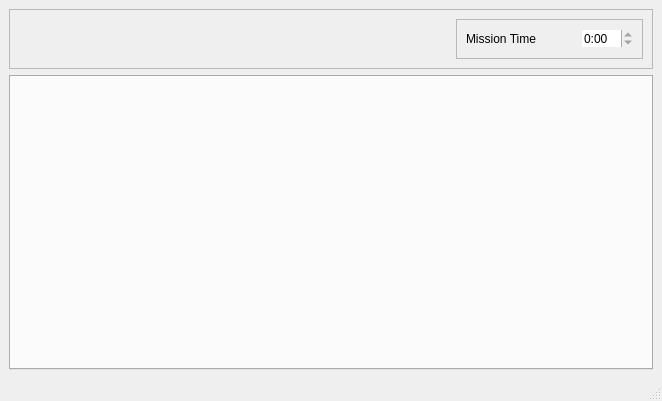
Before: the Qt Designer form cataglyphis_gui/qt_project_src/cataglyphis_gui/core_app_form.ui in wvu-irl/cataglyphis3-software, drawn with Qt 5.
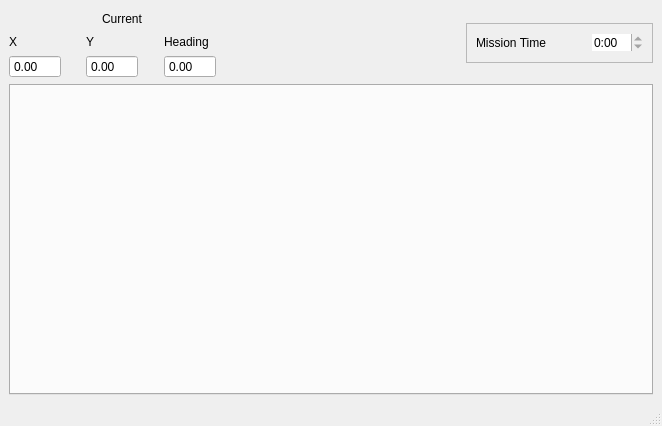
After: the same form once the commit is applied.

The edit to the form file:
```diff
--- a/cataglyphis_gui/qt_project_src/cataglyphis_gui/core_app_form.ui
+++ b/cataglyphis_gui/qt_project_src/cataglyphis_gui/core_app_form.ui
@@ -7,23 +7,20 @@
     <x>0</x>
     <y>0</y>
     <width>662</width>
-    <height>401</height>
+    <height>426</height>
    </rect>
   </property>
   <property name="windowTitle">
    <string>MainWindow</string>
   </property>
   <widget class="QWidget" name="centralwidget">
+   <layout class="QVBoxLayout" name="verticalLayout_2">
+    <item>
+     <layout class="QHBoxLayout" name="horizontalLayout_4">
+      <item>
    <layout class="QVBoxLayout" name="verticalLayout">
     <item>
-     <widget class="QFrame" name="frame_2">
-      <property name="frameShape">
-       <enum>QFrame::StyledPanel</enum>
-      </property>
-      <property name="frameShadow">
-       <enum>QFrame::Raised</enum>
-      </property>
-      <layout class="QHBoxLayout" name="horizontalLayout_2">
+         <layout class="QHBoxLayout" name="horizontalLayout_3">
        <item>
         <spacer name="horizontalSpacer_2">
          <property name="orientation">
@@ -38,6 +35,128 @@
         </spacer>
        </item>
        <item>
+           <widget class="QLabel" name="label_2">
+            <property name="text">
+             <string>Current</string>
+            </property>
+           </widget>
+          </item>
+          <item>
+           <spacer name="horizontalSpacer_3">
+            <property name="orientation">
+             <enum>Qt::Horizontal</enum>
+            </property>
+            <property name="sizeHint" stdset="0">
+             <size>
+              <width>40</width>
+              <height>20</height>
+             </size>
+            </property>
+           </spacer>
+          </item>
+         </layout>
+        </item>
+        <item>
+         <layout class="QHBoxLayout" name="horizontalLayout_2">
+          <item>
+           <layout class="QFormLayout" name="formLayout">
+            <item row="0" column="0">
+             <widget class="QLabel" name="label_3">
+              <property name="text">
+               <string>X</string>
+              </property>
+             </widget>
+            </item>
+            <item row="1" column="0">
+             <widget class="QDoubleSpinBox" name="x_spinbox">
+              <property name="readOnly">
+               <bool>true</bool>
+              </property>
+              <property name="buttonSymbols">
+               <enum>QAbstractSpinBox::NoButtons</enum>
+              </property>
+              <property name="minimum">
+               <double>-999.000000000000000</double>
+              </property>
+              <property name="maximum">
+               <double>999.000000000000000</double>
+              </property>
+             </widget>
+            </item>
+           </layout>
+          </item>
+          <item>
+           <layout class="QFormLayout" name="formLayout_2">
+            <item row="0" column="0">
+             <widget class="QLabel" name="label_4">
+              <property name="text">
+               <string>Y</string>
+              </property>
+             </widget>
+            </item>
+            <item row="1" column="0">
+             <widget class="QDoubleSpinBox" name="y_spinbox">
+              <property name="readOnly">
+               <bool>true</bool>
+              </property>
+              <property name="buttonSymbols">
+               <enum>QAbstractSpinBox::NoButtons</enum>
+              </property>
+              <property name="minimum">
+               <double>-999.000000000000000</double>
+              </property>
+              <property name="maximum">
+               <double>999.000000000000000</double>
+              </property>
+             </widget>
+            </item>
+           </layout>
+          </item>
+          <item>
+           <layout class="QFormLayout" name="formLayout_3">
+            <item row="0" column="0">
+             <widget class="QLabel" name="label_5">
+              <property name="text">
+               <string>Heading</string>
+              </property>
+             </widget>
+            </item>
+            <item row="1" column="0">
+             <widget class="QDoubleSpinBox" name="heading_spinbox">
+              <property name="readOnly">
+               <bool>true</bool>
+              </property>
+              <property name="buttonSymbols">
+               <enum>QAbstractSpinBox::NoButtons</enum>
+              </property>
+              <property name="minimum">
+               <double>-999.000000000000000</double>
+              </property>
+              <property name="maximum">
+               <double>999.000000000000000</double>
+              </property>
+             </widget>
+            </item>
+           </layout>
+          </item>
+         </layout>
+        </item>
+       </layout>
+      </item>
+      <item>
+       <spacer name="horizontalSpacer_4">
+        <property name="orientation">
+         <enum>Qt::Horizontal</enum>
+        </property>
+        <property name="sizeHint" stdset="0">
+         <size>
+          <width>40</width>
+          <height>20</height>
+         </size>
+        </property>
+       </spacer>
+      </item>
+      <item>
         <widget class="QFrame" name="frame">
          <property name="sizePolicy">
           <sizepolicy hsizetype="Fixed" vsizetype="Fixed">
@@ -101,10 +220,6 @@
         </widget>
        </item>
       </layout>
-      <zorder>frame</zorder>
-      <zorder>frame</zorder>
-      <zorder>horizontalSpacer_2</zorder>
-     </widget>
     </item>
     <item>
      <widget class="QTabWidget" name="guiTabber">
```
Left out of the diff: 3 changed lines with no effect on the pictures. Lines whose indentation alone changed are shown as unchanged.
